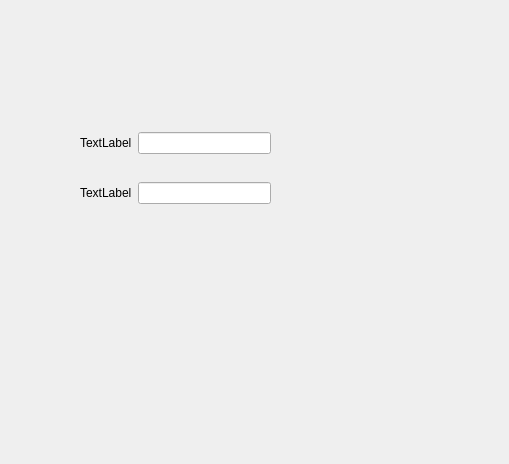
Above: src/config_ui/qt/src/config/ui/other/operator_config/editdialog/other_oc_edit_basic.ui from eth-from-zero/qzy-environmental-monitoring before the change. Below: the same form after it.
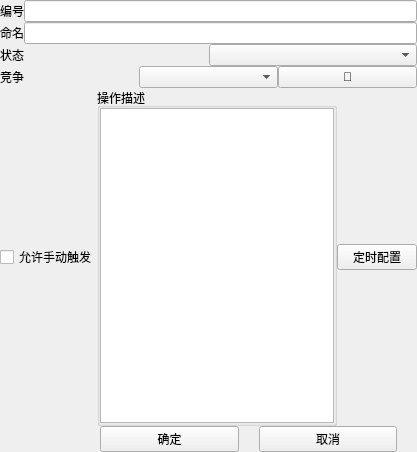
That is the form after the change.

```diff
--- a/src/config_ui/qt/src/config/ui/other/operator_config/editdialog/other_oc_edit_basic.ui
+++ b/src/config_ui/qt/src/config/ui/other/operator_config/editdialog/other_oc_edit_basic.ui
@@ -6,57 +6,165 @@
    <rect>
     <x>0</x>
     <y>0</y>
-    <width>509</width>
-    <height>464</height>
+    <width>417</width>
+    <height>452</height>
    </rect>
   </property>
   <property name="windowTitle">
    <string>Form</string>
   </property>
-  <widget class="QWidget" name="layoutWidget">
-   <property name="geometry">
-    <rect>
-     <x>80</x>
-     <y>180</y>
-     <width>191</width>
-     <height>26</height>
-    </rect>
+  <layout class="QVBoxLayout" name="verticalLayout" stretch="2,2,2,2,4,2">
+   <property name="spacing">
+    <number>0</number>
    </property>
-   <layout class="QHBoxLayout" name="horizontalLayout_2">
-    <item>
-     <widget class="QLabel" name="label_2">
-      <property name="text">
-       <string>TextLabel</string>
-      </property>
-     </widget>
-    </item>
-    <item>
-     <widget class="QLineEdit" name="lineEdit_2"/>
-    </item>
-   </layout>
-  </widget>
-  <widget class="QWidget" name="">
-   <property name="geometry">
-    <rect>
-     <x>80</x>
-     <y>130</y>
-     <width>191</width>
-     <height>26</height>
-    </rect>
+   <property name="leftMargin">
+    <number>0</number>
    </property>
-   <layout class="QHBoxLayout" name="horizontalLayout">
-    <item>
-     <widget class="QLabel" name="label">
-      <property name="text">
-       <string>TextLabel</string>
-      </property>
-     </widget>
-    </item>
-    <item>
-     <widget class="QLineEdit" name="lineEdit"/>
-    </item>
-   </layout>
-  </widget>
+   <property name="topMargin">
+    <number>0</number>
+   </property>
+   <property name="rightMargin">
+    <number>0</number>
+   </property>
+   <property name="bottomMargin">
+    <number>0</number>
+   </property>
+   <item>
+    <layout class="QHBoxLayout" name="horizontalLayout">
+     <item>
+      <widget class="QLabel" name="label">
+       <property name="text">
+        <string>编号</string>
+       </property>
+      </widget>
+     </item>
+     <item>
+      <widget class="QLineEdit" name="lineEdit"/>
+     </item>
+    </layout>
+   </item>
+   <item>
+    <layout class="QHBoxLayout" name="horizontalLayout_2">
+     <item>
+      <widget class="QLabel" name="label_2">
+       <property name="text">
+        <string>命名</string>
+       </property>
+      </widget>
+     </item>
+     <item>
+      <widget class="QLineEdit" name="lineEdit_2"/>
+     </item>
+    </layout>
+   </item>
+   <item>
+    <layout class="QHBoxLayout" name="horizontalLayout_3">
+     <item>
+      <widget class="QLabel" name="label_3">
+       <property name="text">
+        <string>状态</string>
+       </property>
+      </widget>
+     </item>
+     <item>
+      <widget class="QComboBox" name="comboBox"/>
+     </item>
+    </layout>
+   </item>
+   <item>
+    <layout class="QHBoxLayout" name="horizontalLayout_4">
+     <item>
+      <widget class="QLabel" name="label_4">
+       <property name="text">
+        <string>竞争</string>
+       </property>
+      </widget>
+     </item>
+     <item>
+      <widget class="QComboBox" name="comboBox_2"/>
+     </item>
+     <item>
+      <widget class="QPushButton" name="pushButton">
+       <property name="text">
+        <string>📒</string>
+       </property>
+      </widget>
+     </item>
+    </layout>
+   </item>
+   <item>
+    <layout class="QHBoxLayout" name="horizontalLayout_5">
+     <item>
+      <widget class="QCheckBox" name="checkBox">
+       <property name="text">
+        <string>允许手动触发</string>
+       </property>
+      </widget>
+     </item>
+     <item>
+      <widget class="QGroupBox" name="groupBox">
+       <property name="title">
+        <string>操作描述</string>
+       </property>
+       <layout class="QVBoxLayout" name="verticalLayout_2">
+        <property name="spacing">
+         <number>0</number>
+        </property>
+        <property name="leftMargin">
+         <number>0</number>
+        </property>
+        <property name="topMargin">
+         <number>0</number>
+        </property>
+        <property name="rightMargin">
+         <number>0</number>
+        </property>
+        <property name="bottomMargin">
+         <number>0</number>
+        </property>
+        <item>
+         <widget class="QTextEdit" name="textEdit"/>
+        </item>
+       </layout>
+      </widget>
+     </item>
+     <item>
+      <widget class="QPushButton" name="pushButton_2">
+       <property name="text">
+        <string>定时配置</string>
+       </property>
+      </widget>
+     </item>
+    </layout>
+   </item>
+   <item>
+    <layout class="QHBoxLayout" name="horizontalLayout_6">
+     <property name="spacing">
+      <number>20</number>
+     </property>
+     <property name="leftMargin">
+      <number>100</number>
+     </property>
+     <property name="rightMargin">
+      <number>20</number>
+     </property>
+     <item>
+      <widget class="QPushButton" name="pushButton_3">
+       <property name="text">
+        <string>确定</string>
+       </property>
+      </widget>
+     </item>
+     <item>
+      <widget class="QPushButton" name="pushButton_4">
+       <property name="text">
+        <string>取消</string>
+       </property>
+      </widget>
+     </item>
+    </layout>
+   </item>
+  </layout>
  </widget>
  <resources/>
  <connections/>
```
